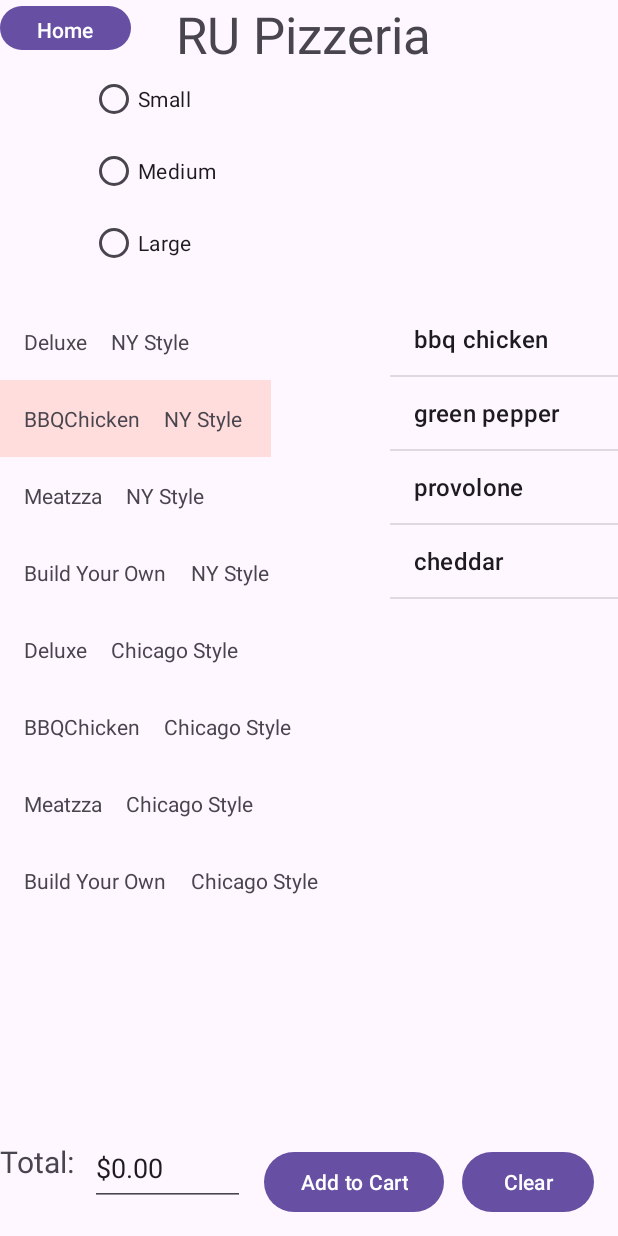
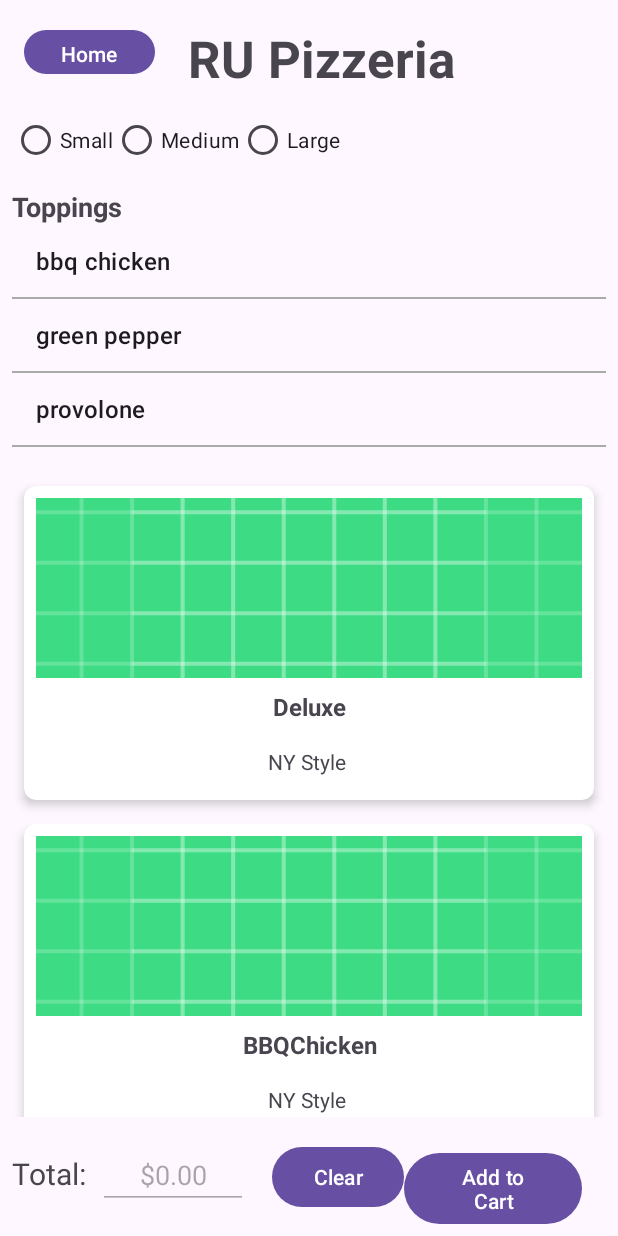
Before and after one commit to moisesfromthebible/RUPizzeria2, an Android app: the PizzaOrderActivity screen opened directly, with no data from a screen before it, after a tap on "BBQChicken", on a phone screen of 412 x 824 dp. Run offline under Robolectric (Android 15) with nearby library versions, the phone set to English and light mode, and no system bars; 2 other taps on this screen came first.

Commit message:
recycler and toppings

```diff
--- a/app/src/main/java/com/example/rupizzeria2/PizzaAdapter.java
+++ b/app/src/main/java/com/example/rupizzeria2/PizzaAdapter.java
@@ -3,6 +3,7 @@ package com.example.rupizzeria2;
 import android.view.LayoutInflater;
 import android.view.View;
 import android.view.ViewGroup;
+import android.widget.ImageView;
 import android.widget.TextView;
 import androidx.annotation.NonNull;
 import androidx.recyclerview.widget.RecyclerView;
@@ -62,9 +63,44 @@ public class PizzaAdapter extends RecyclerView.Adapter<PizzaAdapter.PizzaViewHol
      */
     @Override
     public void onBindViewHolder(@NonNull PizzaViewHolder holder, int position) {
+
         Pizza pizza = pizzaList.get(position);
         holder.pizzaName.setText(pizza.getName());
         holder.pizzaStyle.setText(pizza.getStyle());
+
+        switch (pizza.getName().toLowerCase())
+        {
+            case "deluxe_chicago style":
+                holder.pizzaImage.setImageResource(R.drawable.deluxe_chicago_style);
+                break;
+            case "bbq chicken_chicago style":
+                holder.pizzaImage.setImageResource(R.drawable.bbq_chicken_chicago_style);
+                break;
+            case "meatzza_chicago style":
+                holder.pizzaImage.setImageResource(R.drawable.meatzza_chicago_style);
+                break;
+            case "build your own_chicago style":
+                holder.pizzaImage.setImageResource(R.drawable.build_your_own_chicago_style);
+                break;
+            case "deluxe_ny style":
+                holder.pizzaImage.setImageResource(R.drawable.deluxe_ny_style);
+                break;
+            case "bbq chicken_ny style":
+                holder.pizzaImage.setImageResource(R.drawable.bbq_chicken_ny_style);
+                break;
+            case "meatzza_ny style":
+                holder.pizzaImage.setImageResource(R.drawable.meatzza_ny_style);
+                break;
+            case "build your own_ny style":
+                holder.pizzaImage.setImageResource(R.drawable.build_your_own_ny_style);
+                break;
+
+            default:
+                holder.pizzaImage.setImageResource(R.drawable.ic_launcher_background);
+                break;
+
+        }
+
 
         holder.itemView.setSelected(position == selectedPosition);
 
@@ -94,11 +130,13 @@ public class PizzaAdapter extends RecyclerView.Adapter<PizzaAdapter.PizzaViewHol
      */
     public static class PizzaViewHolder extends RecyclerView.ViewHolder {
         TextView pizzaName, pizzaStyle;
+        ImageView pizzaImage;
 
         public PizzaViewHolder(View itemView) {
             super(itemView);
             pizzaName = itemView.findViewById(R.id.pizzaName);
             pizzaStyle = itemView.findViewById(R.id.pizzaStyle2);
+            pizzaImage = itemView.findViewById(R.id.pizzaImage);
         }
     }
 
--- a/app/src/main/res/layout/activity_pizza_order.xml
+++ b/app/src/main/res/layout/activity_pizza_order.xml
@@ -1,126 +1,144 @@
 <?xml version="1.0" encoding="utf-8"?>
-<androidx.constraintlayout.widget.ConstraintLayout xmlns:android="http://schemas.android.com/apk/res/android"
+<androidx.constraintlayout.widget.ConstraintLayout
+    xmlns:android="http://schemas.android.com/apk/res/android"
     xmlns:app="http://schemas.android.com/apk/res-auto"
     xmlns:tools="http://schemas.android.com/tools"
     android:layout_width="match_parent"
-    android:layout_height="match_parent">
-
-    <ImageView
-        android:id="@+id/imageView2"
-        android:layout_width="wrap_content"
-        android:layout_height="wrap_content"
-        android:layout_marginTop="58dp"
-        android:layout_marginEnd="16dp"
-        app:layout_constraintEnd_toEndOf="parent"
-        app:layout_constraintTop_toTopOf="parent"
-        tools:srcCompat="@tools:sample/avatars" />
-
-    <RadioGroup
-        android:id="@+id/sizeRadioGroup"
-        android:layout_width="105dp"
-        android:layout_height="157dp"
-        android:layout_marginStart="60dp"
-        android:layout_marginTop="42dp"
-        android:orientation="vertical"
-        app:layout_constraintStart_toStartOf="parent"
-        app:layout_constraintTop_toTopOf="parent">
-
-        <RadioButton
-            android:id="@+id/smallButton"
-            android:layout_width="match_parent"
-            android:layout_height="wrap_content"
-            android:text="@string/small" />
-
-        <RadioButton
-            android:id="@+id/mediumButton"
-            android:layout_width="match_parent"
-            android:layout_height="wrap_content"
-            android:text="@string/medium" />
-
-        <RadioButton
-            android:id="@+id/largeButton"
-            android:layout_width="92dp"
-            android:layout_height="wrap_content"
-            android:text="@string/large" />
-    </RadioGroup>
-
-    <androidx.recyclerview.widget.RecyclerView
-        android:id="@+id/pizzaRecyclerView"
-        android:layout_width="259dp"
-        android:layout_height="445dp"
-        android:layout_marginTop="202dp"
-        app:layout_constraintStart_toStartOf="parent"
-        app:layout_constraintTop_toTopOf="parent" />
-
-    <ListView
-        android:id="@+id/toppingsListView"
-        android:layout_width="152dp"
-        android:layout_height="446dp"
-        android:layout_marginTop="202dp"
-        app:layout_constraintEnd_toEndOf="parent"
-        app:layout_constraintTop_toTopOf="parent">
-
-    </ListView>
-
-    <Button
-        android:id="@+id/clear"
-        android:layout_width="wrap_content"
-        android:layout_height="wrap_content"
-        android:layout_marginEnd="16dp"
-        android:layout_marginBottom="12dp"
-        android:text="@string/clear"
-        app:layout_constraintBottom_toBottomOf="parent"
-        app:layout_constraintEnd_toEndOf="parent" />
-
-    <Button
-        android:id="@+id/addToCart"
-        android:layout_width="wrap_content"
-        android:layout_height="wrap_content"
-        android:layout_marginEnd="116dp"
-        android:layout_marginBottom="12dp"
-        android:text="@string/add_to_cart"
-        app:layout_constraintBottom_toBottomOf="parent"
-        app:layout_constraintEnd_toEndOf="parent" />
-
-    <TextView
-        android:id="@+id/textView2"
-        android:layout_width="55dp"
-        android:layout_height="47dp"
-        android:layout_marginBottom="16dp"
-        android:text="Total:"
-        android:textSize="20sp"
-        app:layout_constraintBottom_toBottomOf="parent"
-        app:layout_constraintStart_toStartOf="parent" />
-
-    <TextView
-        android:id="@+id/textView4"
-        android:layout_width="177dp"
-        android:layout_height="41dp"
-        android:text="RU Pizzeria"
-        android:textSize="34sp"
-        app:layout_constraintEnd_toEndOf="parent"
-        app:layout_constraintStart_toStartOf="@+id/goHome"
-        app:layout_constraintTop_toTopOf="parent" />
+    android:layout_height="match_parent"
+    tools:context=".PizzaOrderActivity">
 
     <Button
         android:id="@+id/goHome"
         android:layout_width="87dp"
         android:layout_height="37dp"
         android:text="Home"
+        android:layout_marginTop="16dp"
+        android:layout_marginStart="16dp"
         app:layout_constraintStart_toStartOf="parent"
+        app:layout_constraintTop_toTopOf="parent"
+         />
+
+    <TextView
+        android:id="@+id/textView4"
+        android:layout_width="wrap_content"
+        android:layout_height="wrap_content"
+        android:text="RU Pizzeria"
+        android:textSize="34sp"
+        android:textStyle="bold"
+        android:layout_marginTop="16dp"
+        app:layout_constraintEnd_toEndOf="parent"
+        app:layout_constraintStart_toStartOf="@+id/goHome"
         app:layout_constraintTop_toTopOf="parent" />
+
+
+    <LinearLayout
+        android:id="@+id/sizeAndToppingsSection"
+        android:layout_width="match_parent"
+        android:layout_height="wrap_content"
+        android:orientation="vertical"
+        android:padding="8dp"
+        app:layout_constraintStart_toStartOf="parent"
+        app:layout_constraintTop_toBottomOf="@id/textView4"
+        app:layout_constraintEnd_toEndOf="parent">
+
+        <RadioGroup
+            android:id="@+id/sizeRadioGroup"
+            android:layout_width="wrap_content"
+            android:layout_height="wrap_content"
+            android:orientation="horizontal">
+
+            <RadioButton
+                android:id="@+id/smallButton"
+                android:layout_width="wrap_content"
+                android:layout_height="wrap_content"
+                android:text="@string/small" />
+
+            <RadioButton
+                android:id="@+id/mediumButton"
+                android:layout_width="wrap_content"
+                android:layout_height="wrap_content"
+                android:text="@string/medium" />
+
+            <RadioButton
+                android:id="@+id/largeButton"
+                android:layout_width="wrap_content"
+                android:layout_height="wrap_content"
+                android:text="@string/large" />
+        </RadioGroup>
+
+        <TextView
+            android:id="@+id/toppingsLabel"
+            android:layout_width="wrap_content"
+            android:layout_height="wrap_content"
+            android:layout_marginTop="8dp"
+            android:text="Toppings"
+            android:textStyle="bold"
+            android:textSize="18sp"/>
+
+        <ListView
+            android:id="@+id/toppingsListView"
+            android:layout_width="match_parent"
+            android:layout_height="150dp"
+            android:choiceMode="multipleChoice"
+            android:divider="@android:color/darker_gray"
+            android:dividerHeight="1dp"/>
+    </LinearLayout>
+
+    <androidx.recyclerview.widget.RecyclerView
+        android:id="@+id/pizzaRecyclerView"
+        android:layout_width="match_parent"
+        android:layout_height="0dp"
+        android:padding="8dp"
+        android:scrollbars="vertical"
+        app:layout_constraintTop_toBottomOf="@+id/sizeAndToppingsSection"
+        app:layout_constraintBottom_toTopOf="@+id/priceSelection"
+        app:layout_constraintStart_toStartOf="parent" />
+
+<LinearLayout
+    android:id="@+id/priceSelection"
+    android:layout_width="match_parent"
+    android:layout_height="wrap_content"
+    android:orientation="horizontal"
+    android:padding="8dp"
+    app:layout_constraintBottom_toBottomOf="parent"
+    app:layout_constraintStart_toStartOf="parent"
+    app:layout_constraintEnd_toEndOf="parent">
+
+    <TextView
+        android:id="@+id/textView2"
+        android:layout_width="wrap_content"
+        android:layout_height="wrap_content"
+        android:layout_marginEnd="8dp"
+        android:text="Total:"
+        android:textSize="20sp" />
 
     <EditText
         android:id="@+id/priceTextView"
-        android:layout_width="103dp"
-        android:layout_height="50dp"
-        android:layout_marginStart="60dp"
-        android:layout_marginBottom="20dp"
+        android:layout_width="100dp"
+        android:layout_height="wrap_content"
+        android:enabled="false"
+        android:textAlignment="center"
+        android:layout_marginEnd="16dp"
         android:ems="10"
         android:inputType="text"
-        android:text="$0.00"
-        app:layout_constraintBottom_toBottomOf="parent"
-        app:layout_constraintStart_toStartOf="parent" />
+        android:text="$0.00" />
+
+    <Button
+        android:id="@+id/clear"
+        android:layout_width="wrap_content"
+        android:layout_height="wrap_content"
+        android:text="@string/clear" />
+
+    <Button
+        android:id="@+id/addToCart"
+        android:layout_width="wrap_content"
+        android:layout_height="wrap_content"
+        android:text="@string/add_to_cart"
+        android:layout_marginEnd="16dp" />
+
+</LinearLayout>
+
+
 
 
 </androidx.constraintlayout.widget.ConstraintLayout>
--- a/app/src/main/res/layout/pizza_item.xml
+++ b/app/src/main/res/layout/pizza_item.xml
@@ -1,36 +1,45 @@
 <?xml version="1.0" encoding="utf-8"?>
-<androidx.constraintlayout.widget.ConstraintLayout
+<androidx.cardview.widget.CardView
     xmlns:android="http://schemas.android.com/apk/res/android"
     xmlns:app="http://schemas.android.com/apk/res-auto"
-    android:layout_width="wrap_content"
+    android:layout_width="match_parent"
     android:layout_height="wrap_content"
+    android:layout_margin="8dp"
+    app:cardCornerRadius="8dp"
+    app:cardElevation="4dp"
     android:background="@drawable/item_selector">
 
-    <TextView
-        android:id="@+id/pizzaName"
-        android:layout_width="wrap_content"
+    <LinearLayout
+        android:layout_width="match_parent"
         android:layout_height="wrap_content"
-        android:layout_marginStart="16dp"
-        android:layout_marginTop="16dp"
-        android:layout_marginEnd="8dp"
-        android:layout_marginBottom="16dp"
-        android:text="Pizza Name"
-        app:layout_constraintBottom_toBottomOf="parent"
-        app:layout_constraintEnd_toStartOf="@+id/pizzaStyle2"
-        app:layout_constraintStart_toStartOf="parent"
-        app:layout_constraintTop_toTopOf="parent" />
+        android:orientation="vertical"
+        android:padding="8dp">
+
+        <ImageView
+            android:id="@+id/pizzaImage"
+            android:layout_width="match_parent"
+            android:layout_height="120dp"
+            android:scaleType="centerCrop"
+            android:src="@drawable/ic_launcher_background"
+            android:contentDescription="Pizza Image"/>
+
+        <TextView
+            android:id="@+id/pizzaName"
+            android:layout_width="match_parent"
+            android:layout_height="wrap_content"
+            android:layout_margin="8dp"
+            android:text="Pizza Name"
+            android:textSize="16sp"
+            android:textAlignment="center"
+            android:textStyle="bold" />
 
     <TextView
         android:id="@+id/pizzaStyle2"
-        android:layout_width="wrap_content"
+        android:layout_width="match_parent"
         android:layout_height="wrap_content"
-        android:layout_marginStart="8dp"
-        android:layout_marginTop="16dp"
-        android:layout_marginEnd="16dp"
-        android:layout_marginBottom="16dp"
+        android:layout_margin="8dp"
         android:text="Pizza Style"
-        app:layout_constraintBottom_toBottomOf="parent"
-        app:layout_constraintEnd_toEndOf="parent"
-        app:layout_constraintStart_toEndOf="@+id/pizzaName"
-        app:layout_constraintTop_toTopOf="parent" />
-</androidx.constraintlayout.widget.ConstraintLayout>
+        android:textAlignment="center"
+        android:textSize="14sp" />
+    </LinearLayout>
+</androidx.cardview.widget.CardView>
```
Also changed, not shown: app/src/main/res/drawable/bbq_chicken_chicago_style.jpg (added), app/src/main/res/drawable/bbq_chicken_ny_style.jpg (added), app/src/main/res/drawable/build_your_own_chicago_style.jpg (added), app/src/main/res/drawable/build_your_own_ny_style.jpg (added), app/src/main/res/drawable/deluxe_chicago_style.jpg (added), app/src/main/res/drawable/deluxe_ny_style.jpg (added), app/src/main/res/drawable/meatzza_chicago_style.jpg (added), app/src/main/res/drawable/meatzza_ny_style.jpg (added).
